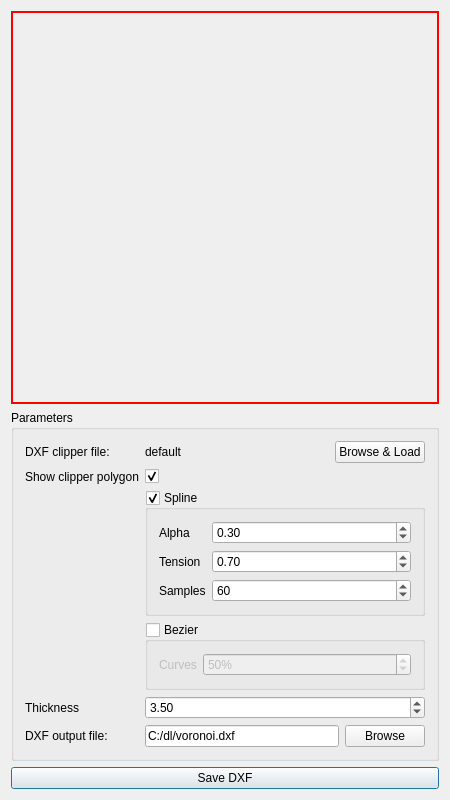
Before: the Qt Designer form dialog.ui in bonafid3/Voronoi, drawn with Qt 5.
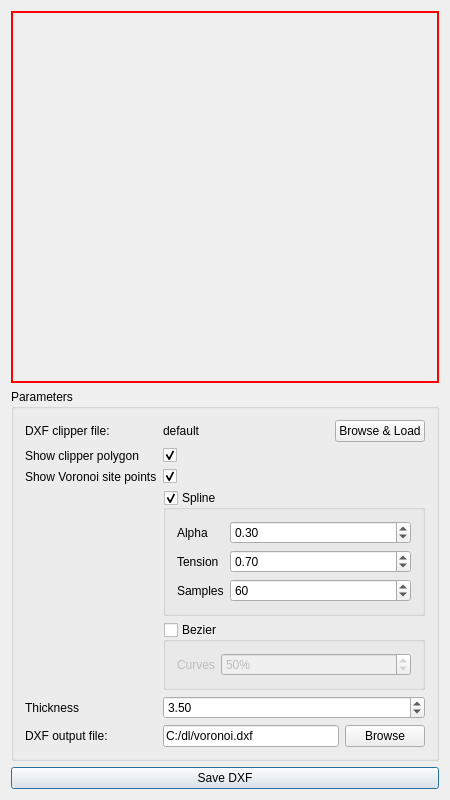
After: the same form once the commit is applied. Custom widgets are drawn as their Qt base class.

The edit to the form file:
```diff
--- a/dialog.ui
+++ b/dialog.ui
@@ -110,7 +110,24 @@
           </property>
          </widget>
         </item>
+        <item row="2" column="0">
+         <widget class="QLabel" name="label_9">
+          <property name="text">
+           <string>Show Voronoi site points</string>
+          </property>
+         </widget>
+        </item>
         <item row="2" column="1">
+         <widget class="QCheckBox" name="showSitePointsCheckbox">
+          <property name="text">
+           <string/>
+          </property>
+          <property name="checked">
+           <bool>true</bool>
+          </property>
+         </widget>
+        </item>
+        <item row="3" column="1">
          <widget class="QGroupBox" name="mSplineGroupBox">
           <property name="focusPolicy">
            <enum>Qt::TabFocus</enum>
```
Left out of the diff: 86 changed lines with no effect on the pictures.
